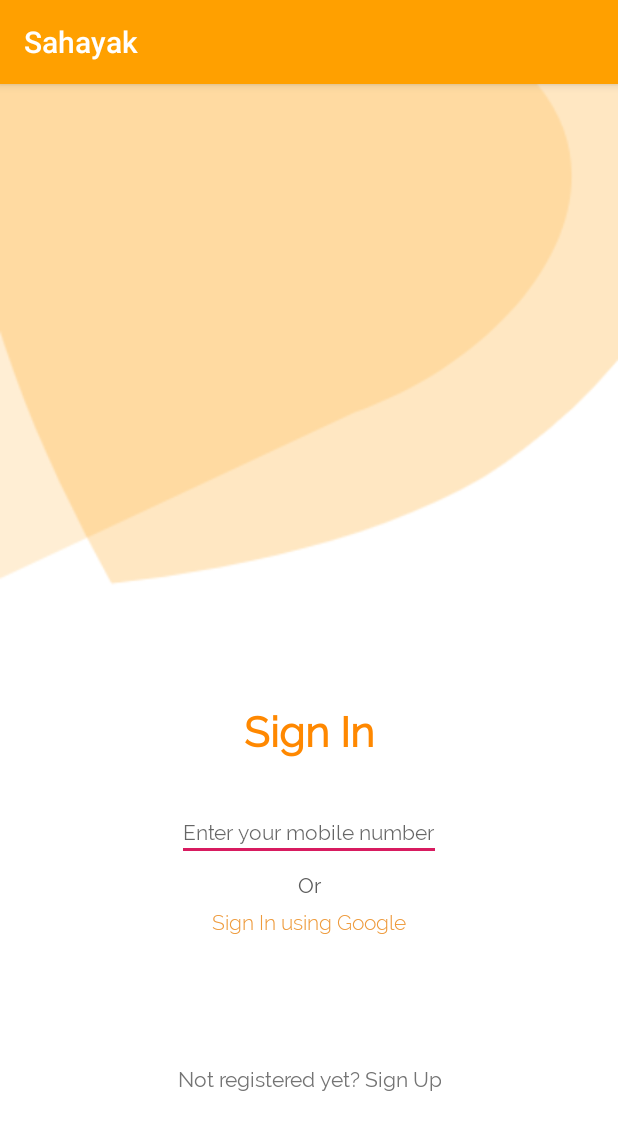
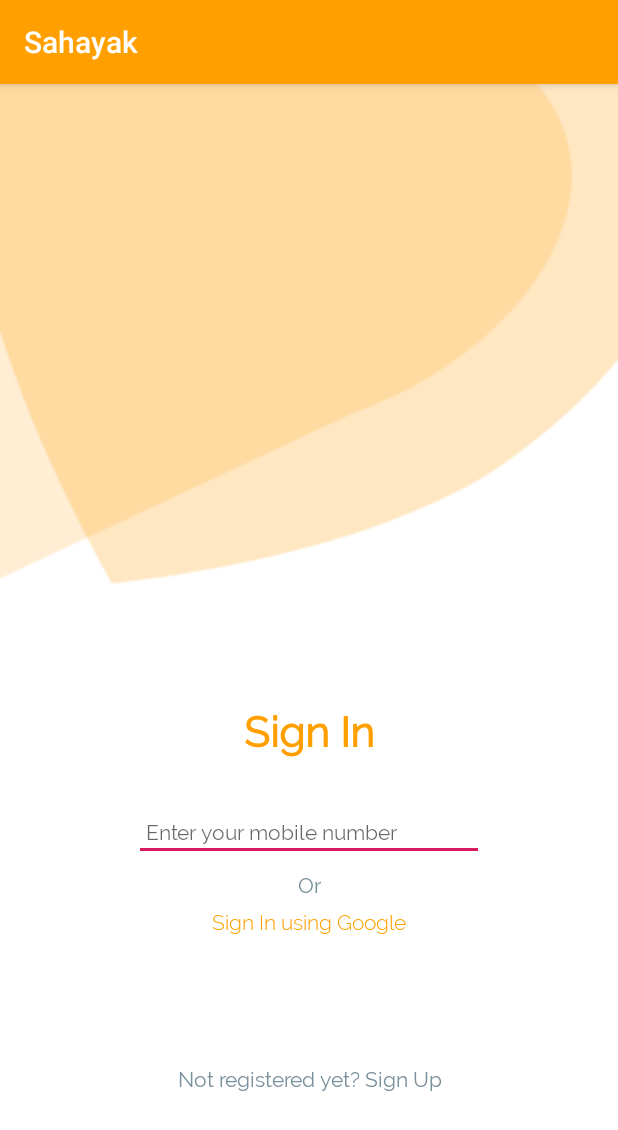
Before and after one commit to Tanya16107/Sahayak, an Android app: the SignInActivity screen opened directly, with no data from a screen before it, on a phone screen of 412 x 824 dp. Shown: the top 1130 px of the screen. Run offline under Robolectric (Android 15) with nearby library versions, the phone set to English and light mode, and no system bars.

Commit message:
Changes made according to comments

```diff
--- a/app/src/main/AndroidManifest.xml
+++ b/app/src/main/AndroidManifest.xml
@@ -10,7 +10,7 @@
         android:supportsRtl="true"
         android:theme="@style/AppTheme">
         <activity android:name=".Activities.SignInActivity"></activity>
-        <activity android:name=".Activities.OnboardingActivity" />
+        <activity android:name=".Activities.OnboardingActivity"></activity>
         <activity android:name=".Activities.MainActivity">
             <intent-filter>
                 <action android:name="android.intent.action.MAIN" />
--- a/app/src/main/java/com/mobilecomputing/sahayak/Activities/OnboardingActivity.java
+++ b/app/src/main/java/com/mobilecomputing/sahayak/Activities/OnboardingActivity.java
@@ -1,6 +1,8 @@
 package com.mobilecomputing.sahayak.Activities;
 
 import androidx.appcompat.app.AppCompatActivity;
+
+import android.content.Intent;
 import android.os.Bundle;
 import android.view.View;
 import android.widget.Button;
@@ -20,7 +22,8 @@ public class OnboardingActivity extends AppCompatActivity {
         mcontinueButton.setOnClickListener(new View.OnClickListener() {
             @Override
             public void onClick(View view) {
-
+                Intent intent = new Intent(OnboardingActivity.this, SignInActivity.class);
+                startActivity(intent);
             }
         });
     }
--- a/app/src/main/res/layout/activity_sign_in.xml
+++ b/app/src/main/res/layout/activity_sign_in.xml
@@ -4,13 +4,12 @@ xmlns:tools="http://schemas.android.com/tools"
 android:layout_width="match_parent"
 android:layout_height="match_parent"
 android:background="@drawable/signin_background"
-    android:gravity="center"
+    android:gravity="bottom|center"
     tools:context=".Activities.SignInActivity">
 
     <LinearLayout
         android:layout_width="wrap_content"
         android:layout_height="wrap_content"
-        android:layout_gravity="bottom"
         android:orientation="vertical">
 
         <TextView
@@ -20,7 +19,7 @@ android:background="@drawable/signin_background"
             android:layout_marginBottom="16dp"
             android:text="@string/signin_heading"
             android:textAlignment="center"
-            android:textColor="#FF8800"
+            android:textColor="@color/colorPrimary"
             android:textSize="28dp"
             android:textStyle="bold" />
 
@@ -28,14 +27,17 @@ android:background="@drawable/signin_background"
             android:id="@+id/editText_mobileNo"
             android:layout_width="match_parent"
             android:layout_height="match_parent"
-            android:ems="10"
+            android:ems="14"
             android:fontFamily="@font/ralewayregular"
             android:inputType="phone"
             android:layout_marginTop="16dp"
             android:layout_marginBottom="8dp"
             android:hint="@string/signin_prompt"
-            android:textColor="#A2A2A2"
+            android:textColor="@color/lightGrey"
             android:textSize="14dp"
+            android:paddingLeft="8dp"
+            android:paddingRight="8dp"
+            android:textCursorDrawable="@null"
             />
 
         <TextView
@@ -43,7 +45,7 @@ android:background="@drawable/signin_background"
             android:layout_height="match_parent"
             android:fontFamily="@font/ralewayregular"
             android:textSize="14dp"
-            android:textColor="#5D5D5D"
+            android:textColor="@color/lightGrey"
             android:layout_marginBottom="8dp"
             android:text="@string/or"
             android:textAlignment="center" />
@@ -54,7 +56,7 @@ android:background="@drawable/signin_background"
             android:layout_height="match_parent"
             android:fontFamily="@font/ralewaylight"
             android:textSize="14dp"
-            android:textColor="#EE9A3B"
+            android:textColor="@color/colorPrimary"
             android:layout_marginBottom="24dp"
             android:text="@string/signin_google_account"
             android:textAlignment="center" />
@@ -65,7 +67,7 @@ android:background="@drawable/signin_background"
             android:layout_height="match_parent"
             android:fontFamily="@font/ralewayregular"
             android:textSize="14dp"
-            android:textColor="#747474"
+            android:textColor="@color/lightGrey"
             android:layout_marginTop="64dp"
             android:layout_marginBottom="96dp"
             android:text="@string/signin_signup"
--- a/app/src/main/res/values/strings.xml
+++ b/app/src/main/res/values/strings.xml
@@ -7,7 +7,7 @@
     <string name="onboarding2_heading">Get matched</string>
     <string name="onboarding2_description">You\'ll be paired up with an appropriate mentor or mentee</string>
     <string name="onboarding3_heading">Teach and Learn!</string>
-    <string name="onboarding3_description">Get hired by your dream corporates</string>
+    <string name="onboarding3_description">Start today</string>
     <string name="signin_heading">Sign In</string>
     <string name="signin_prompt">Enter your mobile number</string>
     <string name="or">Or</string>
```
Also changed, not shown: app/src/main/res/drawable/onboarding1.png, app/src/main/res/drawable/onboarding2.png, app/src/main/res/drawable/onboarding3.png.
